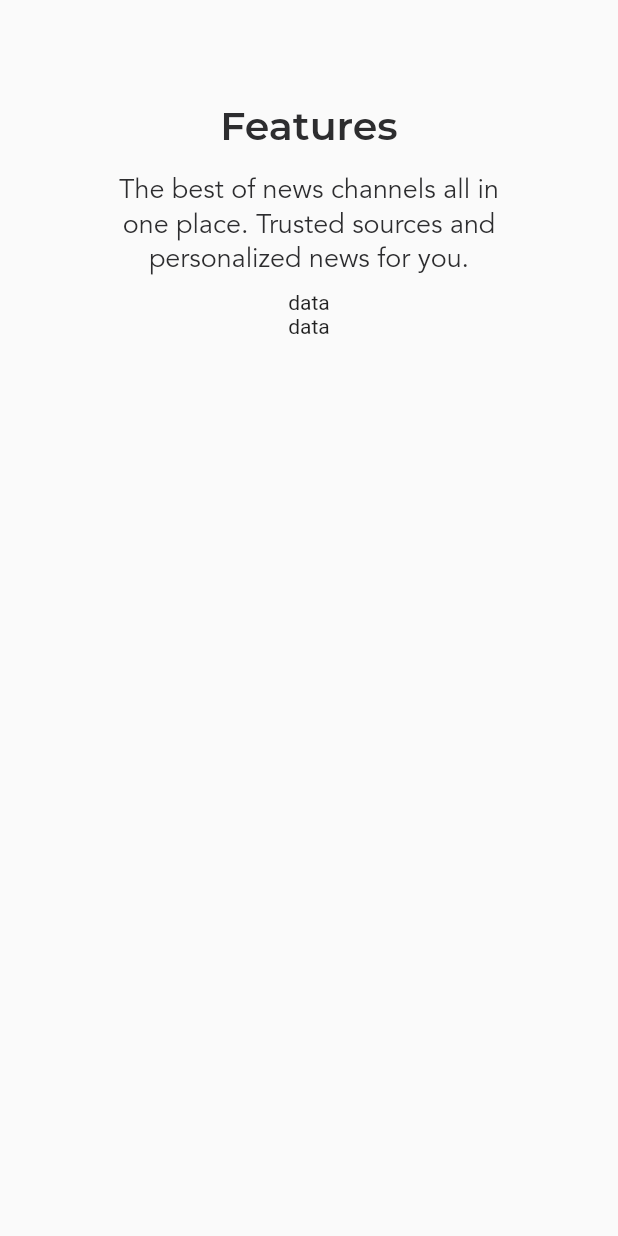
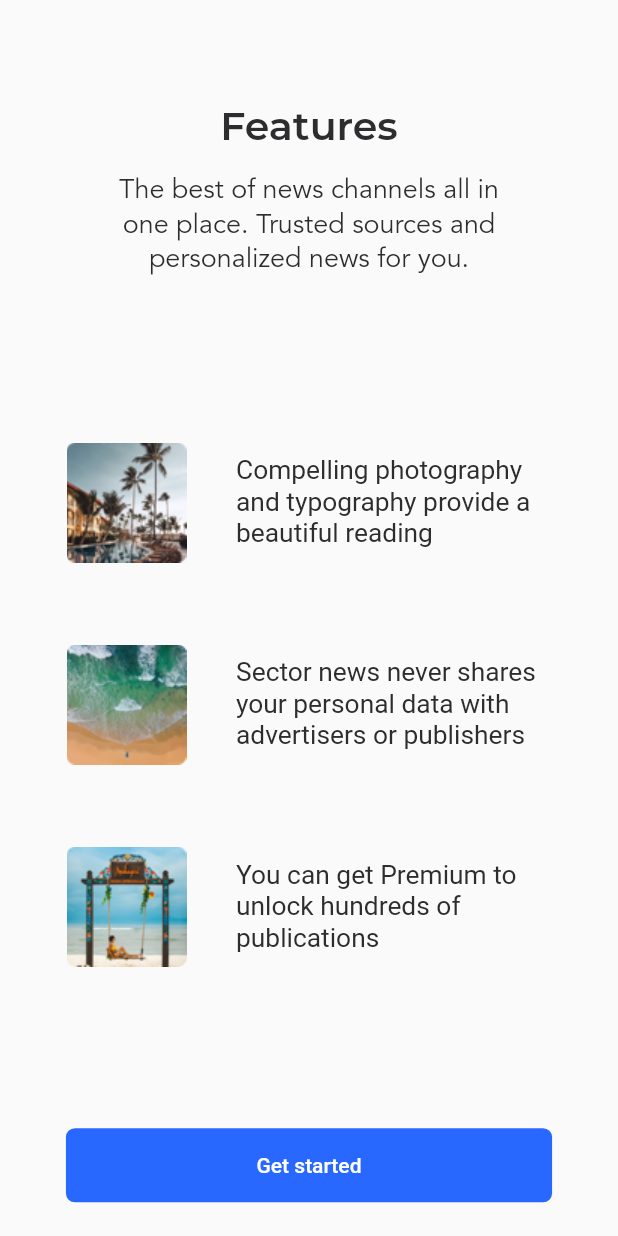
Before and after one commit to Kodier6Ziu/news, a Flutter app: the screen it shows after launch, on a phone screen of 412 x 824 dp. Run offline on Flutter 3.47's test engine with Material 2 defaults, Android fonts, the phone set to English and light mode, and no system bars; our stand-ins replace flutter_screenutil.

Commit message:
complete welcome page UI

```diff
--- /dev/null
+++ b/lib/common/values/radii.dart
@@ -0,0 +1,6 @@
+import 'package:flutter/cupertino.dart';
+
+class Radii {
+  static const BorderRadiusGeometry k6pxRadius =
+      BorderRadius.all(Radius.circular(6));
+}
--- a/lib/common/values/values.dart
+++ b/lib/common/values/values.dart
@@ -1,3 +1,4 @@
 library value;
 
-export 'colors.dart';
+export './colors.dart';
+export './radii.dart';
--- a/lib/pages/welcome/welcomePage.dart
+++ b/lib/pages/welcome/welcomePage.dart
@@ -1,6 +1,7 @@
 import 'package:flutter/material.dart';
 import 'package:flutter_screenutil/flutter_screenutil.dart';
-import 'package:news/common/values/colors.dart';
+
+import '../../common/values/values.dart';
 
 class WelcomePage extends StatefulWidget {
   @override
@@ -45,18 +46,58 @@ class _WelcomePageState extends State<WelcomePage> {
   }
 
   /// 特性说明
-  Widget _buildFeatureItem() {
-    return Text("data");
+  Widget _buildFeatureItem(String imageName, String info, double marginTop) {
+    return Container(
+      width: 295.h,
+      height: 80.h,
+      margin: EdgeInsets.only(top: marginTop.h),
+      child: Row(
+        children: <Widget>[
+          Container(
+            width: 80.r,
+            height: 80.r,
+            child: Image.asset(
+              "assets/images/$imageName.png",
+              fit: BoxFit.none,
+            ),
+          ),
+          Spacer(),
+          Container(
+            width: 195.w,
+            child: Text(
+              info,
+              textAlign: TextAlign.left,
+              style: TextStyle(
+                  color: AppColors.primaryText,
+                  fontWeight: FontWeight.normal,
+                  fontSize: 16.ssp),
+            ),
+          )
+        ],
+      ),
+    );
   }
 
   /// 开始按钮
   Widget _buildStartButton() {
-    return Text("data");
+    return Container(
+      width: 295.w,
+      height: 44.h,
+      margin: EdgeInsets.only(bottom: 20.h),
+      child: FlatButton(
+        color: AppColors.primaryElement,
+        textColor: AppColors.primaryElementText,
+        child: Text("Get started"),
+        shape: RoundedRectangleBorder(borderRadius: Radii.k6pxRadius),
+        onPressed: () {},
+      ),
+    );
   }
 
   @override
   Widget build(BuildContext context) {
-    return LayoutBuilder(builder: (context, constraints) {
+    return LayoutBuilder(
+      builder: (context, constraints) {
         ScreenUtil.init(constraints,
             designSize: Size(375, (812 - 44 - 34).toDouble()),
             allowFontScaling: true);
@@ -66,12 +107,28 @@ class _WelcomePageState extends State<WelcomePage> {
               children: <Widget>[
                 _buildPageHeadTitle(),
                 _buildPageHeaderDetail(),
-              _buildFeatureItem(),
+                _buildFeatureItem(
+                  "feature-1",
+                  "Compelling photography and typography provide a beautiful reading",
+                  86,
+                ),
+                _buildFeatureItem(
+                  "feature-2",
+                  "Sector news never shares your personal data with advertisers or publishers",
+                  40,
+                ),
+                _buildFeatureItem(
+                  "feature-3",
+                  "You can get Premium to unlock hundreds of publications",
+                  40,
+                ),
+                Spacer(),
                 _buildStartButton(),
               ],
             ),
           ),
         );
-    });
+      },
+    );
   }
 }
```
Lines whose indentation alone changed are shown as unchanged.
